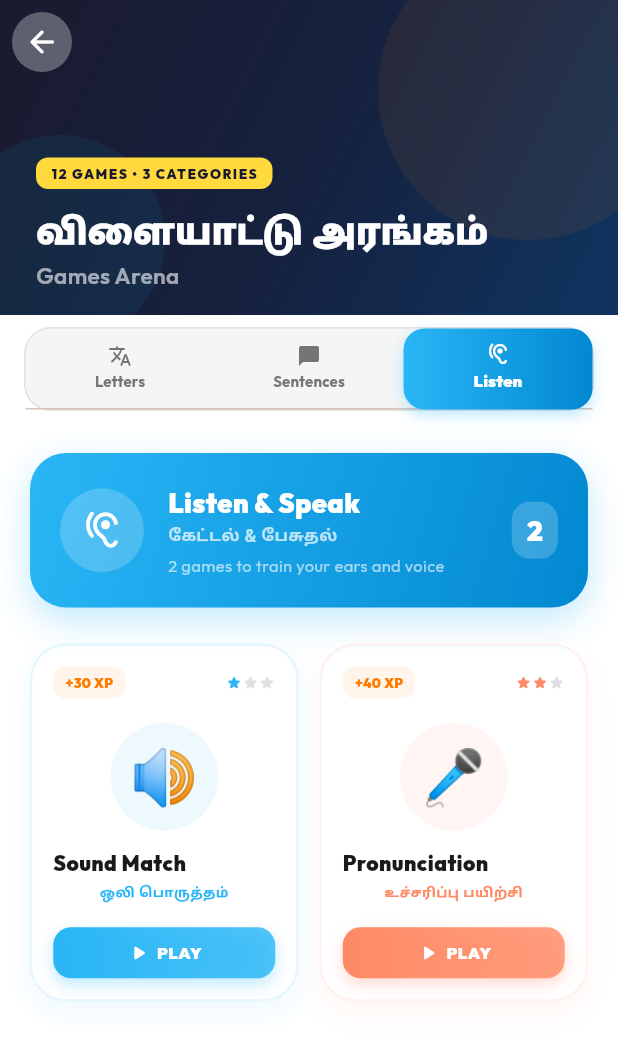
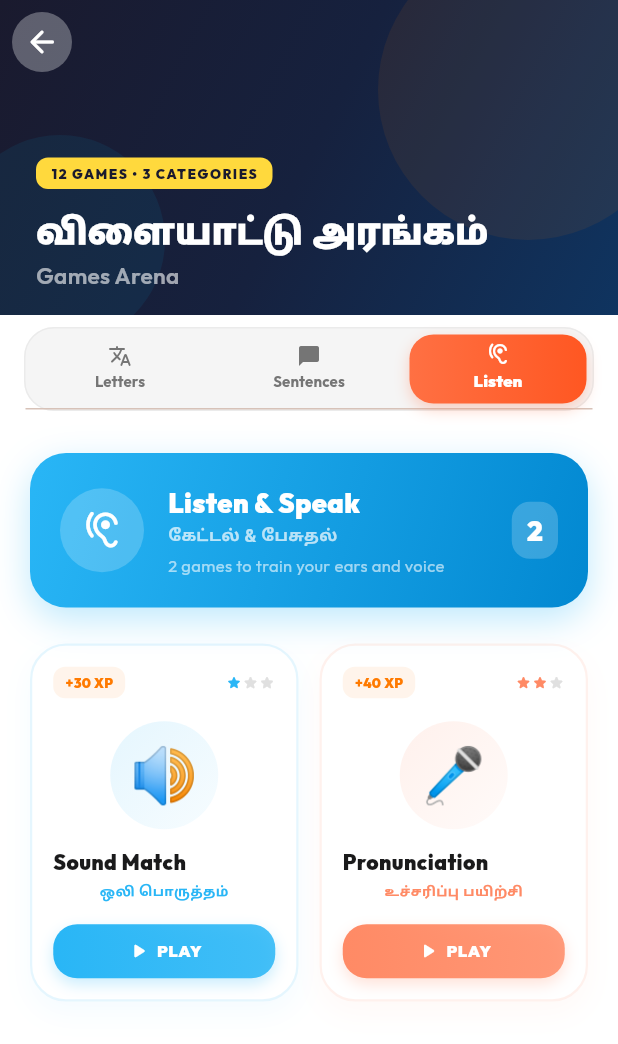
Before and after one commit to sanjeevan43/Tamil-app, a Flutter app: the GamesHubScreen screen opened directly, tab 3 chosen, on a phone screen of 412 x 824 dp. Shown: the top 1044 px of the screen. Run offline on Flutter 3.47's test engine with Material 3 defaults, Android fonts, the phone set to English and light mode, and no system bars; our stand-ins replace audioplayers, cloud_firestore, firebase_auth, firebase_core, firebase_storage, flutter_dotenv and 5 more; accounts and stored records are empty; network calls fail.

Commit message:
style: Improve games hub tabs and cards UI corner radiuses

```diff
--- a/lib/screens/games_hub_screen.dart
+++ b/lib/screens/games_hub_screen.dart
@@ -54,16 +54,11 @@
 class _GamesHubScreenState extends State<GamesHubScreen>
     with SingleTickerProviderStateMixin {
   late TabController _tabController;
-  int _selectedTab = 0;
 
   @override
   void initState() {
     super.initState();
     _tabController = TabController(length: 3, vsync: this);
-    _tabController.addListener(() {
-      if (_tabController.indexIsChanging) return;
-      setState(() => _selectedTab = _tabController.index);
-    });
   }
 
   @override
@@ -650,10 +645,10 @@
         decoration: BoxDecoration(
           color: AppTheme.white,
           borderRadius: BorderRadius.circular(24),
-          border: Border.all(color: color.withOpacity(0.12), width: 1.5),
+          border: Border.all(color: color.withValues(alpha: 0.12), width: 1.5),
           boxShadow: [
             BoxShadow(
-              color: color.withOpacity(0.08),
+              color: color.withValues(alpha: 0.05),
               blurRadius: 16,
               offset: const Offset(0, 8),
             ),
@@ -671,7 +666,7 @@
                   Container(
                     padding: const EdgeInsets.symmetric(horizontal: 8, vertical: 4),
                     decoration: BoxDecoration(
-                      color: AppTheme.primary.withOpacity(0.08),
+                      color: AppTheme.primary.withValues(alpha: 0.08),
                       borderRadius: BorderRadius.circular(8),
                     ),
                     child: Text(
@@ -683,7 +678,7 @@
                     Container(
                       padding: const EdgeInsets.symmetric(horizontal: 6, vertical: 3),
                       decoration: BoxDecoration(
-                        color: AppTheme.secondary.withOpacity(0.15),
+                        color: AppTheme.secondary.withValues(alpha: 0.15),
                         borderRadius: BorderRadius.circular(6),
                       ),
                       child: Text('NEW',
@@ -709,7 +704,11 @@
                   width: 72,
                   height: 72,
                   decoration: BoxDecoration(
-                    color: color.withOpacity(0.08),
+                    gradient: LinearGradient(
+                      colors: [color.withValues(alpha: 0.12), color.withValues(alpha: 0.04)],
+                      begin: Alignment.topLeft,
+                      end: Alignment.bottomRight,
+                    ),
                     shape: BoxShape.circle,
                   ),
                   child: Center(
@@ -747,17 +746,17 @@
               // Play Button
               Container(
                 width: double.infinity,
-                padding: const EdgeInsets.symmetric(vertical: 9),
+                padding: const EdgeInsets.symmetric(vertical: 10),
                 decoration: BoxDecoration(
                   gradient: LinearGradient(
-                    colors: [color, color.withOpacity(0.8)],
+                    colors: [color, color.withValues(alpha: 0.85)],
                     begin: Alignment.centerLeft,
                     end: Alignment.centerRight,
                   ),
-                  borderRadius: BorderRadius.circular(12),
+                  borderRadius: BorderRadius.circular(16),
                   boxShadow: [
                     BoxShadow(
-                      color: color.withOpacity(0.3),
+                      color: color.withValues(alpha: 0.25),
                       blurRadius: 8,
                       offset: const Offset(0, 4),
                     ),
@@ -806,12 +805,13 @@
         height: 56,
         decoration: BoxDecoration(
           color: AppTheme.topoLight,
-          borderRadius: BorderRadius.circular(18),
-          border: Border.all(color: AppTheme.topoSilver),
+          borderRadius: BorderRadius.circular(20),
+          border: Border.all(color: AppTheme.topoSilver.withValues(alpha: 0.5)),
         ),
         child: TabBar(
           controller: tabController,
           indicatorSize: TabBarIndicatorSize.tab,
+          indicatorPadding: const EdgeInsets.symmetric(horizontal: 4, vertical: 4),
           indicator: BoxDecoration(
             gradient: LinearGradient(
               colors: [
@@ -819,10 +819,10 @@
                 categories[tabController.index].gradientColors[1],
               ],
             ),
-            borderRadius: BorderRadius.circular(14),
+            borderRadius: BorderRadius.circular(16),
             boxShadow: [
               BoxShadow(
-                color: categories[tabController.index].gradientColors[0].withOpacity(0.3),
+                color: categories[tabController.index].gradientColors[0].withValues(alpha: 0.3),
                 blurRadius: 8,
                 offset: const Offset(0, 4),
               ),
```
